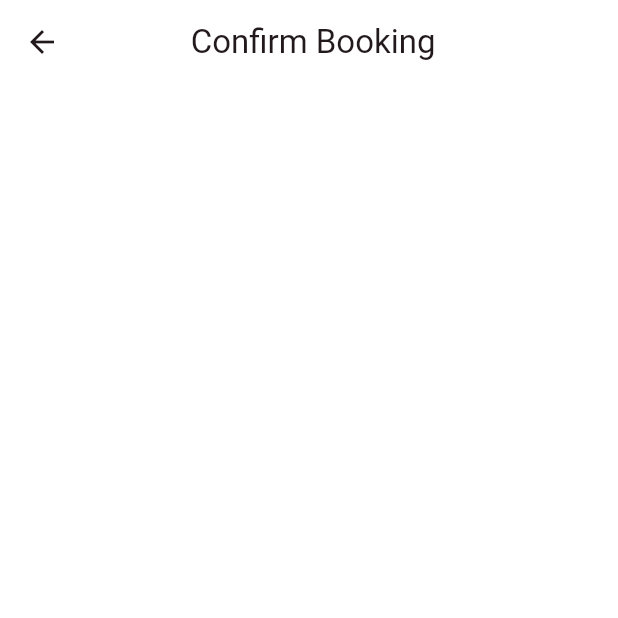
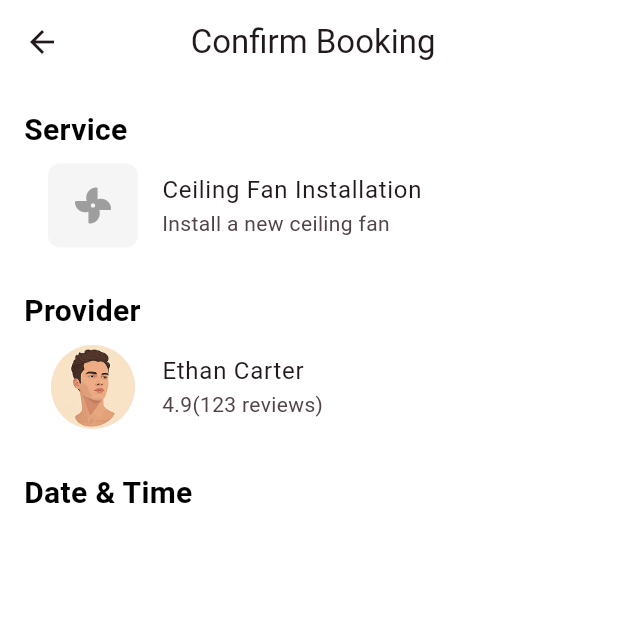
Before and after one commit to Eranga035225/skill_finder_mobile_app_for_a_client, a Flutter app: the BookingScreen screen opened directly, on a phone screen of 412 x 824 dp, the top half of it. Run offline on Flutter 3.47's test engine with Material 3 defaults, Android fonts, the phone set to English and light mode, and no system bars; our stand-ins replace font_awesome_flutter, lottie.

Commit message:
developed each sections

```diff
--- a/lib/screens/booking_screen.dart
+++ b/lib/screens/booking_screen.dart
@@ -1,4 +1,5 @@
 import 'package:flutter/material.dart';
+import 'package:font_awesome_flutter/font_awesome_flutter.dart';
 
 class BookingScreen extends StatefulWidget {
   const BookingScreen({super.key});
@@ -19,15 +20,73 @@ class _BookingScreenState extends State<BookingScreen> {
         backgroundColor: Colors.white,
       ),
 
-      body: Column(children:
+      body: Padding(
+        padding: const EdgeInsets.all(16.0),
+        child: Column(
+          crossAxisAlignment: CrossAxisAlignment.start,
+          children:
+          [
+
+            Text('Service', style:TextStyle(
+              color:Colors.black,
+              fontSize: 20,
+              fontWeight: FontWeight.bold
+
+            )),
+            ListTile(
+              leading: Container(
+                width:60,
+                height:60,
+                decoration:BoxDecoration(
+                  color:Colors.grey.shade100,
+                  borderRadius: BorderRadius.circular(8)
+                ),
+
+                child: Center(child: FaIcon(FontAwesomeIcons.fan, color: Colors.grey,))),
+              title: Text('Ceiling Fan Installation'),
+              subtitle: Text('Install a new ceiling fan'),
+
+            ),
+
+            SizedBox(height:20,),
+
+            Text('Provider', style:TextStyle(
+              color:Colors.black,
+              fontSize: 20,
+              fontWeight: FontWeight.bold
+
+            )),
+            ListTile(
+              leading: CircleAvatar(
+                radius: 30,
+                backgroundImage: AssetImage('assets/images/profile_icon.png', ),
+
+              ),
+              title: Text('Ethan Carter'),
+              subtitle: Text('4.9(123 reviews)'),
+
+            ),
+            SizedBox(height:20,),
+            Text('Date & Time', style:TextStyle(
+              color:Colors.black,
+              fontSize: 20,
+              fontWeight: FontWeight.bold
+
+            )),
 
 
 
 
 
-       [
+          ]
 
-      ],)
+
+
+
+
+
+         ,),
+      )
 
 
 
```
